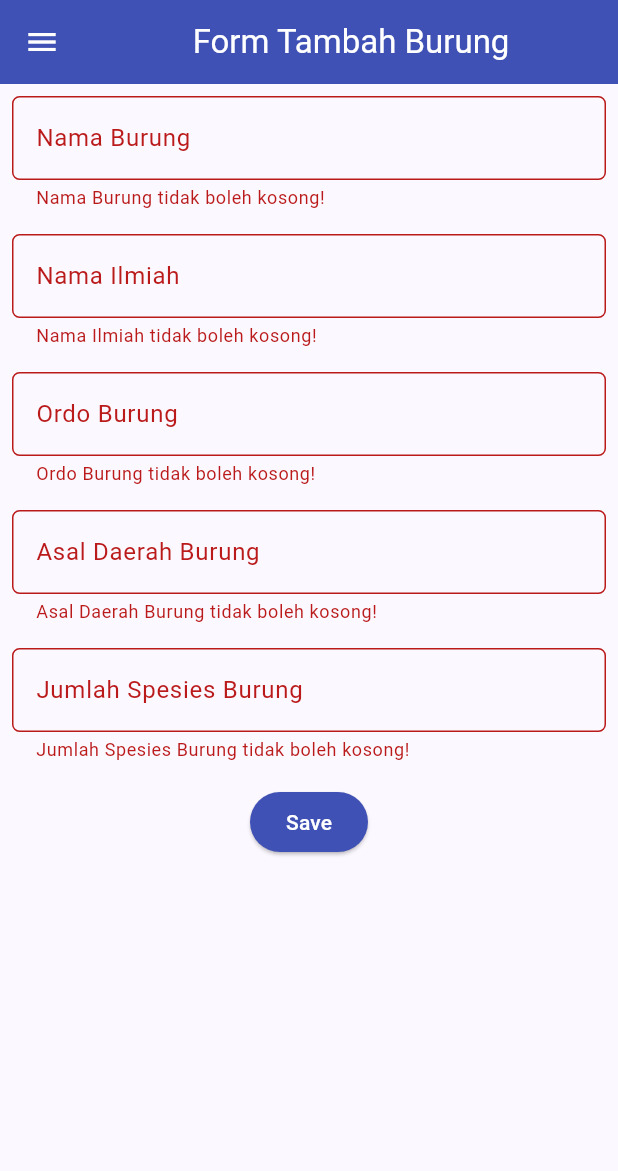
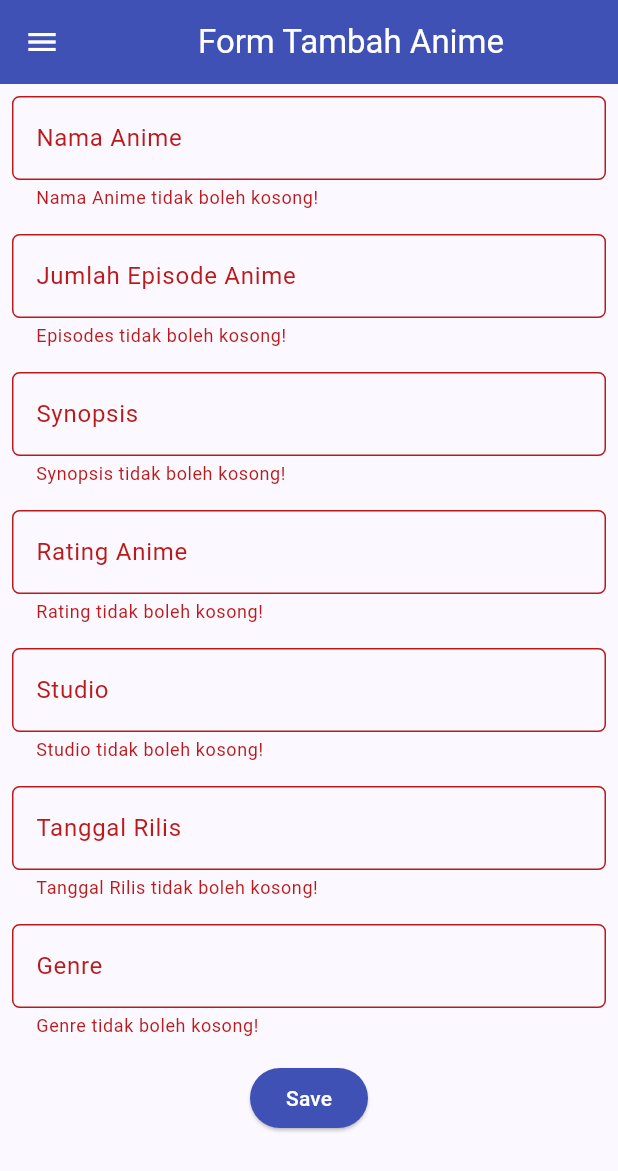
Before and after one commit to MhmdEagel/anime_series_tracker, a Flutter app: the TrackerFormPage screen opened directly, after a tap on "Save", on a phone screen of 412 x 824 dp. Shown: the top 1171 px of the screen. Run offline on Flutter 3.47's test engine with Material 3 defaults, Android fonts, the light colour scheme and no system bars; missing offline and left inert: pbp_django_auth; network calls fail.

Commit message:
update form to add anime

```diff
--- a/lib/main.dart
+++ b/lib/main.dart
@@ -1,40 +1,31 @@
 import 'package:flutter/material.dart';
-import 'package:bird_tracker/screens/menu.dart';
-
+import 'package:anime_series_tracker/screens/menu.dart';
+import 'package:anime_series_tracker/screens/login.dart';
+import 'package:pbp_django_auth/pbp_django_auth.dart';
+import 'package:provider/provider.dart';
 
 void main() {
   runApp(const MyApp());
 }
 
 class MyApp extends StatelessWidget {
-  const MyApp({super.key});
+    const MyApp({Key? key}) : super(key: key);
 
-  // This widget is the root of your application.
     @override
     Widget build(BuildContext context) {
-    return MaterialApp(
-      title: 'Bird Tracker',
+        return Provider(
+            create: (_) {
+                CookieRequest request = CookieRequest();
+                return request;
+            },
+            child: MaterialApp(
+                title: 'Anime Series Tracker',
                 theme: ThemeData(
-        // This is the theme of your application.
-        //
-        // TRY THIS: Try running your application with "flutter run". You'll see
-        // the application has a purple toolbar. Then, without quitting the app,
-        // try changing the seedColor in the colorScheme below to Colors.green
-        // and then invoke "hot reload" (save your changes or press the "hot
-        // reload" button in a Flutter-supported IDE, or press "r" if you used
-        // the command line to start the app).
-        //
-        // Notice that the counter didn't reset back to zero; the application
-        // state is not lost during the reload. To reset the state, use hot
-        // restart instead.
-        //
-        // This works for code too, not just values: Most code changes can be
-        // tested with just a hot reload.
                     colorScheme: ColorScheme.fromSeed(seedColor: Colors.indigo),
                     useMaterial3: true,
                 ),
-      home: MyHomePage(),
-
+                home: const LoginPage(),
+            ),
         );
     }
 }
--- /dev/null
+++ b/lib/models/anime.dart
@@ -0,0 +1,77 @@
+// To parse this JSON data, do
+//
+//     final anime = animeFromJson(jsonString);
+
+import 'dart:convert';
+
+List<Anime> animeFromJson(String str) => List<Anime>.from(json.decode(str).map((x) => Anime.fromJson(x)));
+
+String animeToJson(List<Anime> data) => json.encode(List<dynamic>.from(data.map((x) => x.toJson())));
+
+class Anime {
+    String model;
+    int pk;
+    Fields fields;
+
+    Anime({
+        required this.model,
+        required this.pk,
+        required this.fields,
+    });
+
+    factory Anime.fromJson(Map<String, dynamic> json) => Anime(
+        model: json["model"],
+        pk: json["pk"],
+        fields: Fields.fromJson(json["fields"]),
+    );
+
+    Map<String, dynamic> toJson() => {
+        "model": model,
+        "pk": pk,
+        "fields": fields.toJson(),
+    };
+}
+
+class Fields {
+    int user;
+    String name;
+    int episodes;
+    String synopsis;
+    double rating;
+    String studio;
+    String genre;
+    DateTime releaseDate;
+
+    Fields({
+        required this.user,
+        required this.name,
+        required this.episodes,
+        required this.synopsis,
+        required this.rating,
+        required this.studio,
+        required this.genre,
+        required this.releaseDate,
+    });
+
+    factory Fields.fromJson(Map<String, dynamic> json) => Fields(
+        user: json["user"],
+        name: json["name"],
+        episodes: json["episodes"],
+        synopsis: json["synopsis"],
+        rating: json["rating"]?.toDouble(),
+        studio: json["studio"],
+        genre: json["genre"],
+        releaseDate: DateTime.parse(json["release_date"]),
+    );
+
+    Map<String, dynamic> toJson() => {
+        "user": user,
+        "name": name,
+        "episodes": episodes,
+        "synopsis": synopsis,
+        "rating": rating,
+        "studio": studio,
+        "genre": genre,
+        "release_date": "${releaseDate.year.toString().padLeft(4, '0')}-${releaseDate.month.toString().padLeft(2, '0')}-${releaseDate.day.toString().padLeft(2, '0')}",
+    };
+}
--- a/lib/screens/menu.dart
+++ b/lib/screens/menu.dart
@@ -1,6 +1,6 @@
-import 'package:bird_tracker/widgets/left_drawer.dart';
+import 'package:anime_series_tracker/widgets/left_drawer.dart';
 import 'package:flutter/material.dart';
-import "package:bird_tracker/widgets/tracker_card.dart";
+import "package:anime_series_tracker/widgets/tracker_card.dart";
 
 
 
@@ -8,12 +8,12 @@ class MyHomePage extends StatelessWidget {
   MyHomePage({super.key});
 
   final List<TrackerItem> items = [
-    TrackerItem("Lihat Burung", Icons.radar, Colors.brown[800]),
-    TrackerItem("Tambah Burung", Icons.add_box, Colors.purple[800]),
+    TrackerItem("Lihat Anime", Icons.radar, Colors.brown[800]),
+    TrackerItem("Tambah Anime", Icons.add_box, Colors.purple[800]),
     TrackerItem("Logout", Icons.logout, Colors.red[800]),
   ];
 
-  // This widget is the home page of your application. It is stateful, meaning
+  // This widget is the home pagwwe of your application. It is stateful, meaning
   // that it has a State object (defined below) that contains fields that affect
   // how it looks.
 
@@ -26,7 +26,7 @@ class MyHomePage extends StatelessWidget {
     return Scaffold(
       appBar: AppBar(
         title: const Text(
-          'Bird Tracker',
+          'Anime Tracker',
         ),
       ),
       body: SingleChildScrollView(
--- a/lib/screens/trackerlist_form.dart
+++ b/lib/screens/trackerlist_form.dart
@@ -1,5 +1,9 @@
+import 'dart:convert';
 import 'package:flutter/material.dart';
-import 'package:bird_tracker/widgets/left_drawer.dart';
+import 'package:anime_series_tracker/widgets/left_drawer.dart';
+import 'package:anime_series_tracker/screens/menu.dart';
+import 'package:provider/provider.dart';
+import 'package:pbp_django_auth/pbp_django_auth.dart';
 
 class TrackerFormPage extends StatefulWidget {
   const TrackerFormPage({super.key});
@@ -11,18 +15,21 @@ class TrackerFormPage extends StatefulWidget {
 class _TrackerFormPageState extends State<TrackerFormPage> {
   final _formKey = GlobalKey<FormState>();
   String _name = "";
-  String _sciName = "";
-  int _total = 0;
-  String _ordo = "";
-  String _origin = "";
+  int _episodes = 0;
+  String _synopsis = "";
+  double _rating = 0;
+  String _studio = "";
+  String _genre = "";
+  String _date = "";
 
   @override
   Widget build(BuildContext context) {
+    final request = context.watch<CookieRequest>();
     return Scaffold(
       appBar: AppBar(
         title: const Center(
           child: Text(
-            'Form Tambah Burung',
+            'Form Tambah Anime',
           ),
         ),
         backgroundColor: Colors.indigo,
@@ -38,8 +45,8 @@ class _TrackerFormPageState extends State<TrackerFormPage> {
               padding: const EdgeInsets.all(8.0),
               child: TextFormField(
                 decoration: InputDecoration(
-                  hintText: "Nama Burung",
-                  labelText: "Nama Burung",
+                  hintText: "Nama",
+                  labelText: "Nama Anime",
                   border: OutlineInputBorder(
                     borderRadius: BorderRadius.circular(5.0),
                   ),
@@ -51,7 +58,7 @@ class _TrackerFormPageState extends State<TrackerFormPage> {
                 },
                 validator: (String? value) {
                   if (value == null || value.isEmpty) {
-                    return "Nama Burung tidak boleh kosong!";
+                    return "Nama Anime tidak boleh kosong!";
                   }
                   return null;
                 },
@@ -61,20 +68,47 @@ class _TrackerFormPageState extends State<TrackerFormPage> {
               padding: const EdgeInsets.all(8.0),
               child: TextFormField(
                 decoration: InputDecoration(
-                  hintText: "Nama Ilmiah",
-                  labelText: "Nama Ilmiah",
+                  hintText: "Episodes",
+                  labelText: "Jumlah Episode Anime",
                   border: OutlineInputBorder(
                     borderRadius: BorderRadius.circular(5.0),
                   ),
                 ),
                 onChanged: (String? value) {
                   setState(() {
-                    _sciName = value!;
+                    _episodes = int.tryParse(value!) ?? 0;
                   });
                 },
                 validator: (String? value) {
                   if (value == null || value.isEmpty) {
-                    return "Nama Ilmiah tidak boleh kosong!";
+                    return "Episodes tidak boleh kosong!";
+                  }
+                  if (int.tryParse(value) == null) {
+                    return "Episodes harus berupa angka";
+                  }
+
+                  return null;
+                },
+              ),
+            ),
+            Padding(
+              padding: const EdgeInsets.all(8.0),
+              child: TextFormField(
+                decoration: InputDecoration(
+                  hintText: "Synopsis",
+                  labelText: "Synopsis",
+                  border: OutlineInputBorder(
+                    borderRadius: BorderRadius.circular(5.0),
+                  ),
+                ),
+                onChanged: (String? value) {
+                  setState(() {
+                    _synopsis = value!;
+                  });
+                },
+                validator: (String? value) {
+                  if (value == null || value.isEmpty) {
+                    return "Synopsis tidak boleh kosong!";
                   }
                   return null;
                 },
@@ -84,20 +118,47 @@ class _TrackerFormPageState extends State<TrackerFormPage> {
               padding: const EdgeInsets.all(8.0),
               child: TextFormField(
                 decoration: InputDecoration(
-                  hintText: "Ordo Burung",
-                  labelText: "Ordo Burung",
+                  hintText: "Rating",
+                  labelText: "Rating Anime",
                   border: OutlineInputBorder(
                     borderRadius: BorderRadius.circular(5.0),
                   ),
                 ),
                 onChanged: (String? value) {
                   setState(() {
-                    _ordo = value!;
+                    _rating = double.tryParse(value!) ?? 0;
                   });
                 },
                 validator: (String? value) {
                   if (value == null || value.isEmpty) {
-                    return "Ordo Burung tidak boleh kosong!";
+                    return "Rating tidak boleh kosong!";
+                  }
+                  if (int.tryParse(value) == null) {
+                    return "Rating harus berupa angka";
+                  }
+
+                  return null;
+                },
+              ),
+            ),
+            Padding(
+              padding: const EdgeInsets.all(8.0),
+              child: TextFormField(
+                decoration: InputDecoration(
+                  hintText: "Studio",
+                  labelText: "Studio",
+                  border: OutlineInputBorder(
+                    borderRadius: BorderRadius.circular(5.0),
+                  ),
+                ),
+                onChanged: (String? value) {
+                  setState(() {
+                    _studio = value!;
+                  });
+                },
+                validator: (String? value) {
+                  if (value == null || value.isEmpty) {
+                    return "Studio tidak boleh kosong!";
                   }
                   return null;
                 },
@@ -107,20 +168,20 @@ class _TrackerFormPageState extends State<TrackerFormPage> {
               padding: const EdgeInsets.all(8.0),
               child: TextFormField(
                 decoration: InputDecoration(
-                  hintText: "Asal Daerah Burung",
-                  labelText: "Asal Daerah Burung",
+                  hintText: "Tanggal Rilis",
+                  labelText: "Tanggal Rilis",
                   border: OutlineInputBorder(
                     borderRadius: BorderRadius.circular(5.0),
                   ),
                 ),
                 onChanged: (String? value) {
                   setState(() {
-                    _origin = value!;
+                    _date = value!;
                   });
                 },
                 validator: (String? value) {
                   if (value == null || value.isEmpty) {
-                    return "Asal Daerah Burung tidak boleh kosong!";
+                    return "Tanggal Rilis tidak boleh kosong!";
                   }
                   return null;
                 },
@@ -130,25 +191,21 @@ class _TrackerFormPageState extends State<TrackerFormPage> {
               padding: const EdgeInsets.all(8.0),
               child: TextFormField(
                 decoration: InputDecoration(
-                  hintText: "Jumlah Spesies Burung",
-                  labelText: "Jumlah Spesies Burung",
+                  hintText: "Genre",
+                  labelText: "Genre",
                   border: OutlineInputBorder(
                     borderRadius: BorderRadius.circular(5.0),
                   ),
                 ),
                 onChanged: (String? value) {
                   setState(() {
-                    _total = int.tryParse(value!) ?? 0;
+                    _genre = value!;
                   });
                 },
                 validator: (String? value) {
                   if (value == null || value.isEmpty) {
-                    return "Jumlah Spesies Burung tidak boleh kosong!";
+                    return "Genre tidak boleh kosong!";
                   }
-                  if (int.tryParse(value)== null) {
-                    return "Jumlah Spesies Burung harus berupa angka";
-                  }
-
                   return null;
                 },
               ),
@@ -167,25 +224,63 @@ class _TrackerFormPageState extends State<TrackerFormPage> {
                         context: context,
                         builder: (context) {
                           return AlertDialog(
-                              title: const Text('Burung berhasil tersimpan'),
+                            title: const Text('Anime berhasil tersimpan'),
                             content: SingleChildScrollView(
                               child: Column(
                                 crossAxisAlignment: CrossAxisAlignment.start,
                                 children: [
-                                    Text('Nama Burung: $_name'),
-                                    Text('Nama Ilmiah Burung: $_sciName'),
-                                    Text('Ordo Burung: $_ordo'),
-                                    Text('Asal Burung: $_origin'),
-                                    Text('Jumlah Spesies : $_total')
+                                  Text('Nama Anime: $_name'),
+                                  Text('Jumlah Episode: $_episodes'),
+                                  Text('Rating: $_rating'),
+                                  Text('Genre: $_genre'),
+                                  Text('Studio: $_studio'),
+                                  Text('Tanggal Rilis: $_date'),
+                                  Text('Synopsis: $_synopsis'),
                                 ],
                               ),
                             ),
                             actions: [
                               TextButton(
                                 child: const Text('OK'),
-                                  onPressed: () {
-                                    Navigator.pop(context);
-                                    _formKey.currentState!.reset();
+                                onPressed: () async {
+                                  if (_formKey.currentState!.validate()) {
+                                    // Kirim ke Django dan tunggu respons
+                                    // TODO: Ganti URL dan jangan lupa tambahkan trailing slash (/) di akhir URL!
+                                    final response = await request.postJson(
+                                      "http://127.0.0.1:8000/create-flutter/",
+                                      jsonEncode(<String, String>{
+                                        'name': _name,
+                                        'episodes': _episodes.toString(),
+                                        'synopsis': _synopsis,
+                                        'rating': _rating.toString(),
+                                        'studio': _studio,
+                                        'genre': _genre,
+                                        'date': _date.toString()
+                                        // TODO: Sesuaikan field data sesuai dengan aplikasimu
+                                      }),
+                                    );
+                                    if (context.mounted) {
+                                      if (response['status'] == 'success') {
+                                        ScaffoldMessenger.of(context)
+                                            .showSnackBar(const SnackBar(
+                                          content: Text(
+                                              "Anime baru berhasil disimpan!"),
+                                        ));
+                                        Navigator.pushReplacement(
+                                          context,
+                                          MaterialPageRoute(
+                                              builder: (context) =>
+                                                  MyHomePage()),
+                                        );
+                                      } else {
+                                        ScaffoldMessenger.of(context)
+                                            .showSnackBar(const SnackBar(
+                                          content: Text(
+                                              "Terdapat kesalahan, silakan coba lagi."),
+                                        ));
+                                      }
+                                    }
+                                  }
                                 },
                               ),
                             ],
--- a/lib/widgets/left_drawer.dart
+++ b/lib/widgets/left_drawer.dart
@@ -1,6 +1,7 @@
-import 'package:bird_tracker/screens/trackerlist_form.dart';
+import 'package:anime_series_tracker/screens/trackerlist_form.dart';
 import 'package:flutter/material.dart';
-import 'package:bird_tracker/screens/menu.dart';
+import 'package:anime_series_tracker/screens/menu.dart';
+import 'package:anime_series_tracker/screens/list_anime.dart';
 
 class LeftDrawer extends StatelessWidget {
   const LeftDrawer({super.key});
@@ -17,7 +18,7 @@ class LeftDrawer extends StatelessWidget {
             child: Column(
               children: [
                 Text(
-                  'Bird Tracker',
+                  'Anime Tracker',
                   textAlign: TextAlign.center,
                   style: TextStyle(
                     fontSize: 30,
@@ -26,7 +27,7 @@ class LeftDrawer extends StatelessWidget {
                   ),
                 ),
                 Padding(padding: EdgeInsets.all(10)),
-                Text("Catat seluruh spesies burung yang kamu temukan disini!",
+                Text("Temukan seluruh anime yang kamu sukai disini!",
                     style: TextStyle(fontSize: 15, color: Colors.white),
                     textAlign: TextAlign.center),
               ],
@@ -46,10 +47,24 @@ class LeftDrawer extends StatelessWidget {
           ),
           ListTile(
             leading: const Icon(Icons.add_box),
-            title: const Text('Tambah Burung'),
+            title: const Text('Tambah Anime'),
             // Bagian redirection ke TrackerFormPage
             onTap: () {
-              Navigator.pushReplacement(context, MaterialPageRoute(builder: (context) => const TrackerFormPage()));
+              Navigator.pushReplacement(
+                  context,
+                  MaterialPageRoute(
+                      builder: (context) => const TrackerFormPage()));
+            },
+          ),
+          ListTile(
+            leading: const Icon(Icons.library_books_rounded),
+            title: const Text('Daftar Anime'),
+            onTap: () {
+              // Route menu ke halaman buku
+              Navigator.push(
+                context,
+                MaterialPageRoute(builder: (context) => const AnimePage()),
+              );
             },
           ),
         ],
--- a/lib/widgets/tracker_card.dart
+++ b/lib/widgets/tracker_card.dart
@@ -1,6 +1,6 @@
 import 'package:flutter/material.dart';
-import 'package:bird_tracker/screens/trackerlist_form.dart';
-
+import 'package:anime_series_tracker/screens/trackerlist_form.dart';
+import 'package:anime_series_tracker/screens/list_anime.dart';
 
 class TrackerCard extends StatelessWidget {
   final TrackerItem item;
@@ -19,21 +19,24 @@ class TrackerCard extends StatelessWidget {
           //   ..hideCurrentSnackBar()
           //   ..showSnackBar(SnackBar(
           //       content: Text("Kamu telah menekan tombol ${item.name}!")));
-          if (item.name == "Tambah Burung") {
+          if (item.name == "Tambah Anime") {
             ScaffoldMessenger.of(context)
               ..hideCurrentSnackBar()
               ..showSnackBar(const SnackBar(
-                content: Text("Kamu telah menekan tombol Tambah Burung!")));
+                  content: Text("Kamu telah menekan tombol Tambah Anime!")));
             Navigator.pushReplacement(
                 context,
                 MaterialPageRoute(
                     builder: (context) => const TrackerFormPage()));
-          }
-          if (item.name == "Lihat Burung") {
+          } else if (item.name == "Lihat Anime") {
             ScaffoldMessenger.of(context)
               ..hideCurrentSnackBar()
               ..showSnackBar(const SnackBar(
-                content: Text("Kamu telah menekan tombol Lihat Burung!")));
+                  content: Text("Kamu telah menekan tombol Lihat Anime!")));
+            Navigator.push(
+              context,
+              MaterialPageRoute(builder: (context) => const AnimePage()),
+            );
           }
           if (item.name == "Logout") {
             ScaffoldMessenger.of(context)
--- a/pubspec.yaml
+++ b/pubspec.yaml
@@ -1,4 +1,4 @@
-name: bird_tracker
+name: anime_series_tracker
 description: "A new Flutter project."
 # The following line prevents the package from being accidentally published to
 # pub.dev using `flutter pub publish`. This is preferred for private packages.
@@ -35,6 +35,9 @@ dependencies:
   # The following adds the Cupertino Icons font to your application.
   # Use with the CupertinoIcons class for iOS style icons.
   cupertino_icons: ^1.0.6
+  provider: ^6.1.2
+  pbp_django_auth: ^0.4.0
+  http: ^1.2.1
 
 dev_dependencies:
   flutter_test:
```
Also changed, not shown: lib/screens/list_anime.dart (added, +103 -0 lines), lib/screens/login.dart (added, +118 -0 lines), pubspec.lock, 4 other files. Lines whose indentation alone changed are shown as unchanged.
